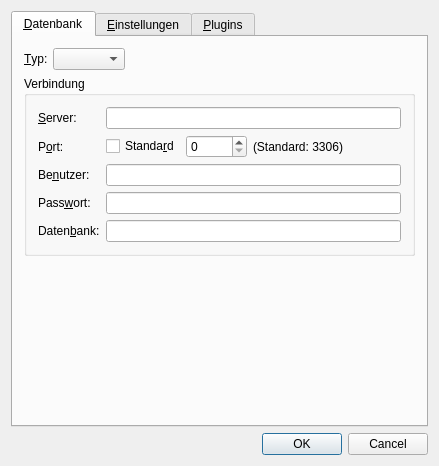
The window that src/gui/windows/SettingsWindow.ui (startkladde/startkladde) describes before a commit, drawn with Qt 5.
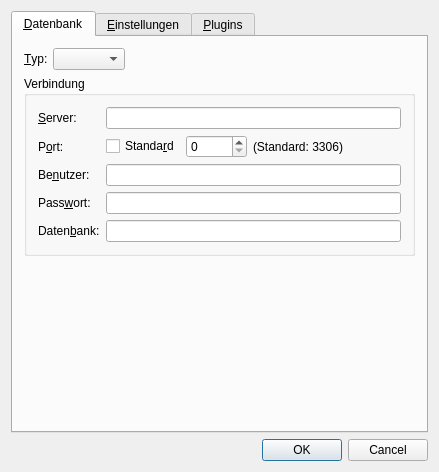
The same window after the commit.

Commit message: Using both sample text and header text to determine default column width Bugfix: tab order in SettingsWindow

What changed in the file:
```diff
--- a/src/gui/windows/SettingsWindow.ui
+++ b/src/gui/windows/SettingsWindow.ui
@@ -7,7 +7,7 @@
     <x>0</x>
     <y>0</y>
     <width>439</width>
-    <height>466</height>
+    <height>472</height>
    </rect>
   </property>
   <property name="windowTitle">
```
Left out of the diff: 2 changed lines with no effect on the pictures. The commit also changes 1 other file.
